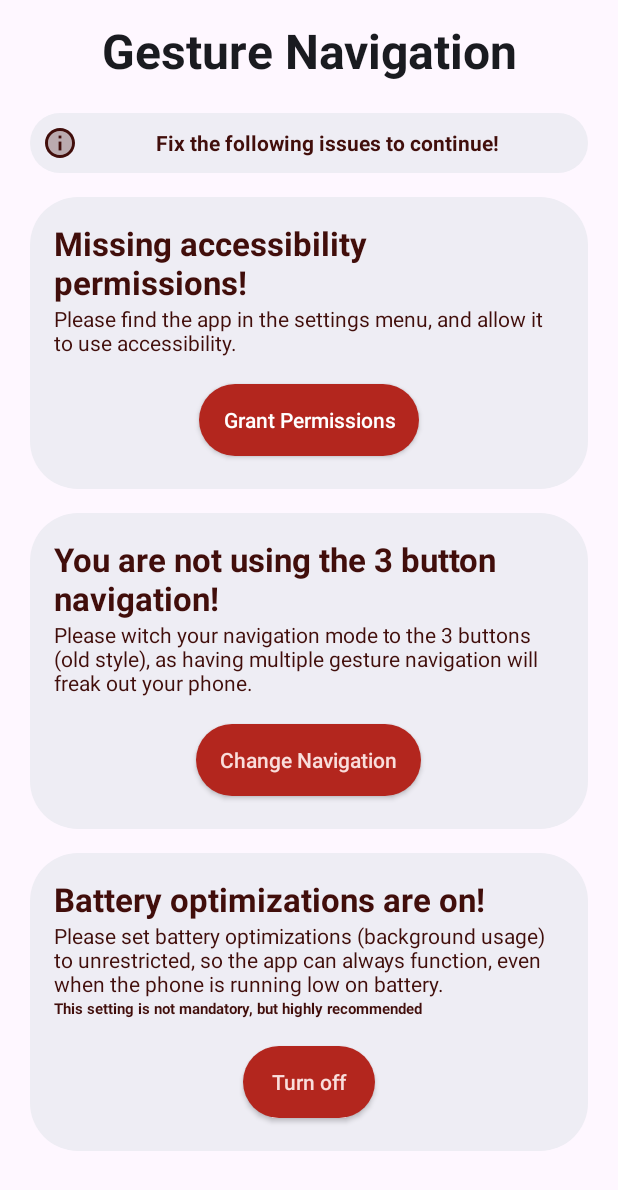
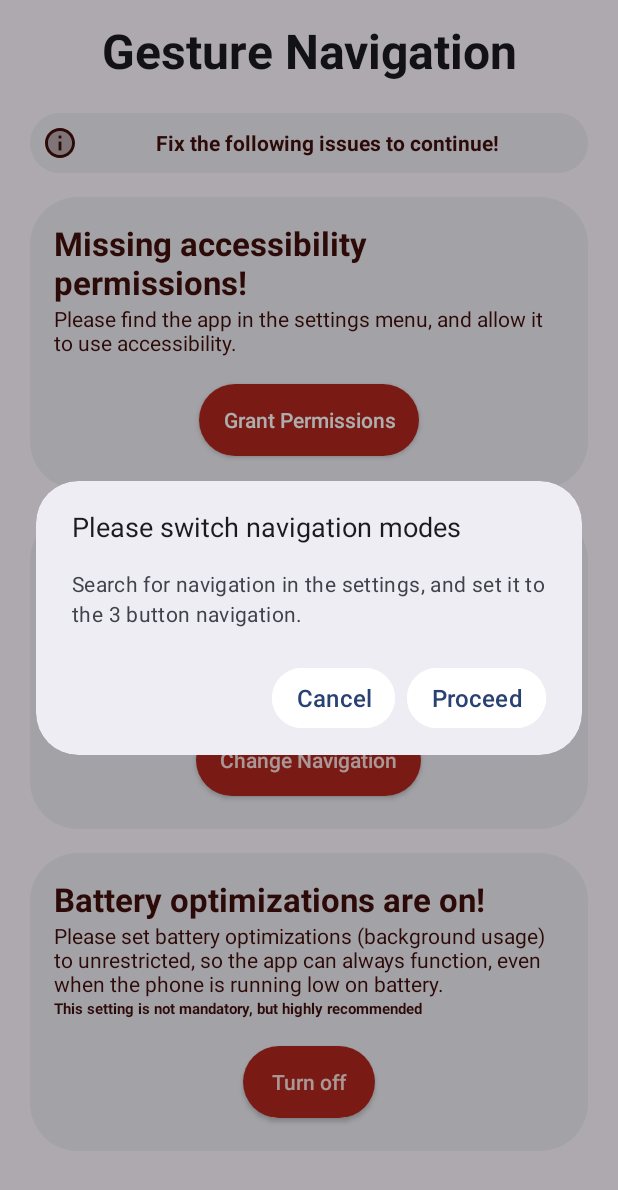
Before and after one commit to domedav/GestureNavigation, an Android app: the screen it shows after launch (MainActivity), after a tap on "Change Navigation", on a phone screen of 412 x 824 dp. Shown: the top 1190 px of the screen. Run offline under Robolectric (Android 15) with nearby library versions, the phone set to English and light mode, and no system bars.

```diff
--- a/app/src/main/AndroidManifest.xml
+++ b/app/src/main/AndroidManifest.xml
@@ -2,6 +2,7 @@
 <manifest xmlns:android="http://schemas.android.com/apk/res/android"
     xmlns:tools="http://schemas.android.com/tools" >
     <uses-permission android:name="android.permission.REQUEST_IGNORE_BATTERY_OPTIMIZATIONS" />
+    <uses-permission android:name="android.permission.VIBRATE"/>
     <application
         android:allowBackup="true"
         android:appCategory="accessibility"
--- a/app/src/main/java/com/domedav/gesturenavigationonsteroids/MainActivity.java
+++ b/app/src/main/java/com/domedav/gesturenavigationonsteroids/MainActivity.java
@@ -40,26 +40,19 @@ public class MainActivity extends AppCompatActivity {
 		});
 
 		findViewById(R.id.navigation_wrong_popup_button).setOnClickListener(v -> {
-			if (android.os.Build.MANUFACTURER.toLowerCase().contains("huawei")) {
-				// Huawei-specific settings
 			showMaterialDialog(
-						getResources().getString(R.string.main_huawei_toast_manual_settings_navigation_header),
-						getResources().getString(R.string.main_huawei_toast_manual_settings_navigation_description),
-						getResources().getString(R.string.main_huawei_toast_positive_button),
-						getResources().getString(R.string.main_huawei_toast_negative_button),
+					getResources().getString(R.string.main_toast_manual_settings_navigation_header),
+					getResources().getString(R.string.main_toast_manual_settings_navigation_description),
+					getResources().getString(R.string.main_toast_positive_button),
+					getResources().getString(R.string.main_toast_negative_button),
 					() -> {
 						Intent intent = new Intent(Settings.ACTION_SETTINGS);
 						intent.addFlags(Intent.FLAG_ACTIVITY_NEW_TASK);
 						startActivity(intent);
-							Toast.makeText(getApplicationContext(), getResources().getString(R.string.main_huawei_toast_manual_settings_navigation_description), Toast.LENGTH_LONG).show();
+						Toast.makeText(getApplicationContext(), getResources().getString(R.string.main_toast_manual_settings_navigation_description), Toast.LENGTH_LONG).show();
 					},
 					() -> {}
 			);
-				return;
-			}
-			Intent intent = new Intent(Settings.ACTION_DISPLAY_SETTINGS);
-			intent.addFlags(Intent.FLAG_ACTIVITY_NEW_TASK);
-			getApplicationContext().startActivity(intent);
 		});
 
 		findViewById(R.id.battery_unoptimal_button).setOnClickListener(v -> {
--- a/app/src/main/java/com/domedav/gesturenavigationonsteroids/service/GestureAccessibilityService.java
+++ b/app/src/main/java/com/domedav/gesturenavigationonsteroids/service/GestureAccessibilityService.java
@@ -176,7 +176,7 @@ public class GestureAccessibilityService extends AccessibilityService implements
 		else{
 			layoutParams.x = layoutXY;
 			layoutParams.horizontalMargin = 0f;
-			layoutParams.gravity = Gravity.RIGHT | Gravity.CENTER_VERTICAL;
+			layoutParams.gravity = Gravity.END | Gravity.CENTER_VERTICAL;
 		}
 
 		layoutParams.type = WindowManager.LayoutParams.TYPE_ACCESSIBILITY_OVERLAY;
--- a/app/src/main/res/values/strings.xml
+++ b/app/src/main/res/values/strings.xml
@@ -3,10 +3,10 @@
 	<string name="accessibility_service_summary">Use your phone with modern gestures</string>
 	<string name="accessibility_service_description">If you disallow the application to use accessibility, it will not work at all!\n\tWhy is this needed?\n\t• The application can\'t do gesture detection without this\n\t• The application can\'t provide you with its core functionality without this\n\nHow to use?\nSingle Swipe\n\t• Swipe up quickly to get to your home\n\t• Swipe up quickly then hold for a bit to see recent applications\n\t• Swipe from the left or right quickly to the center to go back\n\t• Swipe from the left or right slowly to the center to take a screenshot\n\t• Swipe up and down without letting go to see your notifications\nDouble Swipe\n(Swipe up first then hold until you see the bar change colors)\n\t• Swipe up again to open the camera</string>
 
-	<string name="main_huawei_toast_manual_settings_navigation_header">Please switch navigation modes</string>
-	<string name="main_huawei_toast_manual_settings_navigation_description">Search for navigation in the settings, and set it to the 3 button navigation.</string>
-	<string name="main_huawei_toast_positive_button">Proceed</string>
-	<string name="main_huawei_toast_negative_button">Cancel</string>
+	<string name="main_toast_manual_settings_navigation_header">Please switch navigation modes</string>
+	<string name="main_toast_manual_settings_navigation_description">Search for navigation in the settings, and set it to the 3 button navigation.</string>
+	<string name="main_toast_positive_button">Proceed</string>
+	<string name="main_toast_negative_button">Cancel</string>
 
 	<string name="main_missingperms_summary_text">Fix the following issues to continue!</string>
 
--- a/app/src/main/res/xml/accessibility_service_config.xml
+++ b/app/src/main/res/xml/accessibility_service_config.xml
@@ -1,9 +1,11 @@
 <accessibility-service xmlns:android="http://schemas.android.com/apk/res/android"
-	android:notificationTimeout="1000"
+	android:notificationTimeout="100"
 	android:accessibilityEventTypes="typeAllMask"
 	android:settingsActivity=".MainActivity"
 	android:accessibilityFlags="flagDefault"
-	android:accessibilityFeedbackType="feedbackVisual"
+	android:accessibilityFeedbackType="feedbackHaptic"
 	android:canPerformGestures="true"
+	android:canRetrieveWindowContent="true"
+	android:canTakeScreenshot="true"
 	android:summary="@string/accessibility_service_summary"
 	android:description="@string/accessibility_service_description"/>
```
Also changed, not shown: app/src/main/java/com/domedav/gesturenavigationonsteroids/VibrationFeedback.java (added, +26 -0 lines). Lines whose indentation alone changed are shown as unchanged.
